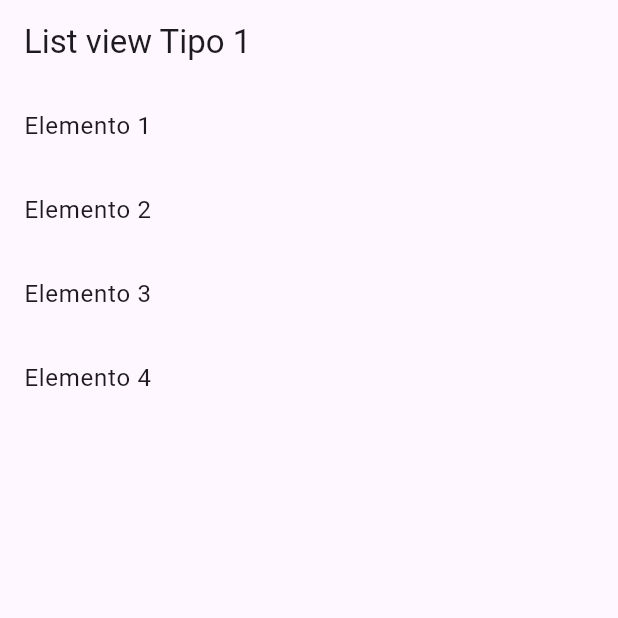
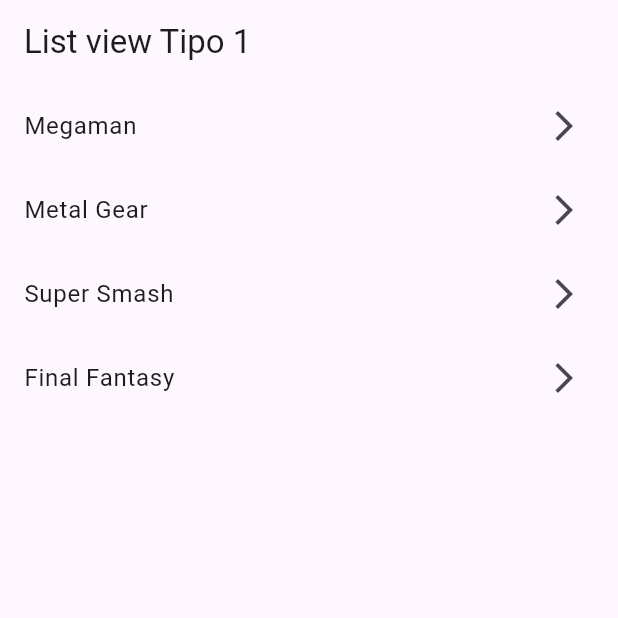
Before and after one commit to diagomezpa/seccion6-pruebascomponentes, a Flutter app: the screen it shows after launch, on a phone screen of 412 x 824 dp, the top half of it. Run offline on Flutter 3.47's test engine with Material 3 defaults, Android fonts, the light colour scheme and no system bars.

Commit message:
seccion 6 video 67 Crear ListTiles a partir de una lista estática

```diff
--- a/lib/screens/listview1_screen.dart
+++ b/lib/screens/listview1_screen.dart
@@ -1,6 +1,8 @@
 import 'package:flutter/material.dart';
 
 class Listview1Screen extends StatelessWidget {
+
+  final options = const ['Megaman' ,'Metal Gear', 'Super Smash', 'Final Fantasy'];
 
   const Listview1Screen({Key? key}) : super(key: key);
 
@@ -11,19 +13,13 @@
         title: Text('List view Tipo 1'),
       ),
       body: ListView(
-        children: const [
-          ListTile(
-        title: Text('Elemento 1'),
-          ),
-          ListTile(
-        title: Text('Elemento 2'),
-          ),
-          ListTile(
-        title: Text('Elemento 3'),
-          ),
-          ListTile(
-        title: Text('Elemento 4'),
-          ),
+        children:  [
+
+           // el operador spread (...) permite agregar una lista de widgets dentro de otro widget
+           ...options.map((game) =>ListTile(
+            title: Text(game),
+            trailing: const Icon(Icons.arrow_forward_ios_outlined),
+            ) ).toList(),
         ],
       ),
       );
```
